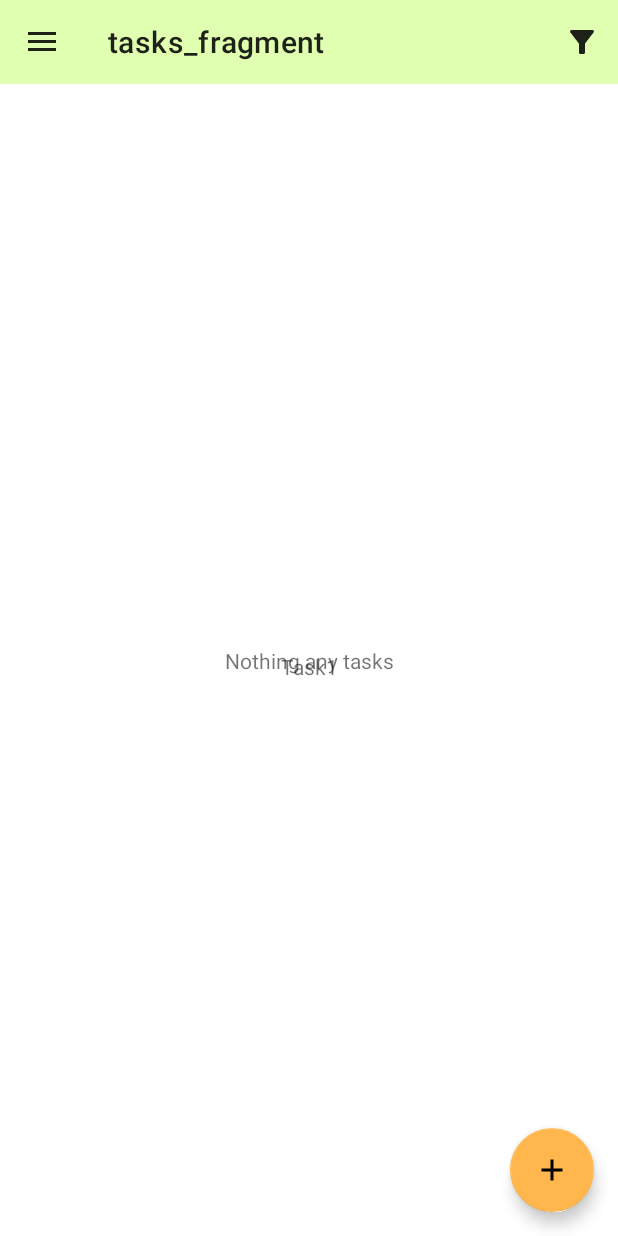
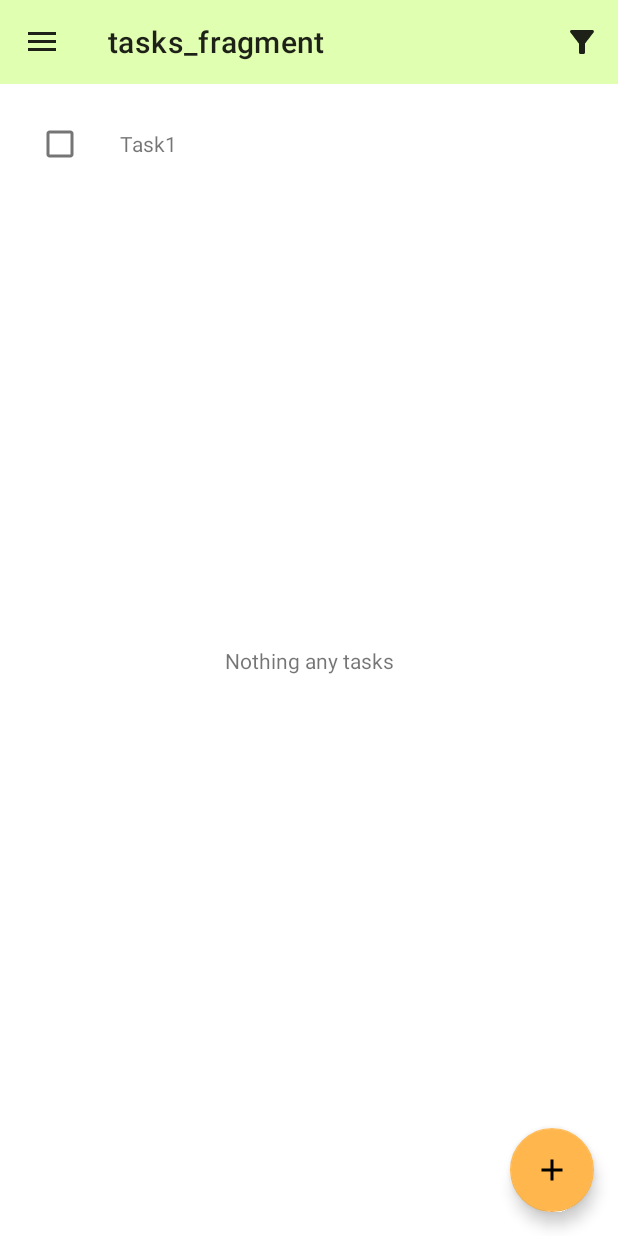
Before and after one commit to Rio-Sh/SimpleToDo, an Android app: the screen it shows after launch (MainActivity), on a phone screen of 412 x 824 dp. Run offline under Robolectric (Android 15) with nearby library versions, the phone set to English and light mode, and no system bars; our stand-ins replace Dagger/Hilt's generated code, Room's generated code, data binding, navigation-ui; 4 statements that could not run were skipped.

Commit message:
Add CheckBox feature #3

```diff
--- a/app/src/main/java/com/example/studymytaskapp/tasks/TasksFragment.kt
+++ b/app/src/main/java/com/example/studymytaskapp/tasks/TasksFragment.kt
@@ -70,7 +70,7 @@ class TasksFragment : Fragment() {
     }
 
     private fun setupListAdapter() {
-        val adapter = TasksListAdapter(TaskListClickListener { taskId ->
+        val adapter = TasksListAdapter(viewModel, TaskListClickListener { taskId ->
             val action = TasksFragmentDirections.actionTasksFragmentToTaskDetailFragment(taskId.toString())
             findNavController().navigate(action)
         })
--- a/app/src/main/java/com/example/studymytaskapp/tasks/TasksListAdapter.kt
+++ b/app/src/main/java/com/example/studymytaskapp/tasks/TasksListAdapter.kt
@@ -2,20 +2,20 @@ package com.example.studymytaskapp.tasks
 
 import android.view.LayoutInflater
 import android.view.ViewGroup
-import androidx.lifecycle.ViewModel
 import androidx.recyclerview.widget.DiffUtil
 import androidx.recyclerview.widget.ListAdapter
 import androidx.recyclerview.widget.RecyclerView
 import com.example.studymytaskapp.data.Task
 import com.example.studymytaskapp.databinding.TasksListItemBinding
 
-class TasksListAdapter(val clickListener: TaskListClickListener) :
+class TasksListAdapter(private val viewModel: TasksViewModel, val clickListener: TaskListClickListener) :
     ListAdapter<Task, TasksListAdapter.ViewHolder>(TaskDiffCallback()){
 
     class ViewHolder(private var binding: TasksListItemBinding) :
         RecyclerView.ViewHolder(binding.root) {
-        fun bind(listener: TaskListClickListener, task: Task) {
+        fun bind( viewModel: TasksViewModel, listener: TaskListClickListener, task: Task) {
             binding.task = task
+            binding.viewModel = viewModel
             binding.taskTitle.text = task.title
             binding.clickListener = listener
             binding.executePendingBindings()
@@ -35,7 +35,7 @@ class TasksListAdapter(val clickListener: TaskListClickListener) :
     }
 
     override fun onBindViewHolder(holder: ViewHolder, position: Int) {
-        holder.bind(clickListener, getItem(position))
+        holder.bind(viewModel, clickListener, getItem(position))
     }
 }
 
--- a/app/src/main/java/com/example/studymytaskapp/tasks/TasksViewModel.kt
+++ b/app/src/main/java/com/example/studymytaskapp/tasks/TasksViewModel.kt
@@ -6,7 +6,7 @@ import com.example.studymytaskapp.data.Task
 import dagger.hilt.android.lifecycle.HiltViewModel
 import javax.inject.Inject
 import com.example.studymytaskapp.data.Result
-import java.io.File
+import kotlinx.coroutines.launch
 
 @HiltViewModel
 class TasksViewModel @Inject constructor(
@@ -14,19 +14,27 @@ class TasksViewModel @Inject constructor(
 ): ViewModel() {
 
     private val _filterType =  MutableLiveData(FilterType.ACTIVE_TASK)
-    val filterType: LiveData<FilterType> = _filterType
 
     private val _taskItems = _filterType.switchMap {
         repository.observeTasks().map { checkLoadResult(it) }
     }
     val taskItems: LiveData<List<Task>> = _taskItems
 
-    //init {
-    //    _filterType.value = FilterType.ACTIVE_TASK
-    //}
-
     fun setFilterType(type: FilterType) {
         _filterType.value = type
+    }
+
+    /**
+     * Called on task_list_item checkbox
+     */
+    fun completeTask(task: Task) {
+        viewModelScope.launch {
+            if(task.isCompleted){
+                repository.activateTask(task)
+            } else {
+                repository.completeTask(task)
+            }
+        }
     }
 
     private fun checkLoadResult(taskListResult: Result<List<Task>>): List<Task> {
--- a/app/src/main/res/layout/tasks_fragment.xml
+++ b/app/src/main/res/layout/tasks_fragment.xml
@@ -19,7 +19,7 @@
         <androidx.recyclerview.widget.RecyclerView
             android:id="@+id/tasks_list"
             android:layout_width="match_parent"
-            android:layout_height="wrap_content"
+            android:layout_height="match_parent"
             android:layout_margin="16dp"
             android:layout_marginStart="32dp"
             app:items="@{viewModel.taskItems}"
@@ -27,7 +27,7 @@
             app:layout_constraintBottom_toBottomOf="parent"
             app:layout_constraintStart_toStartOf="parent"
             app:layout_constraintTop_toTopOf="parent"
-            app:layout_constraintVertical_bias="0.498"
+            app:layout_constraintVertical_bias="0.0"
             tools:listitem="@layout/tasks_list_item" />
 
         <TextView
--- a/app/src/main/res/layout/tasks_list_item.xml
+++ b/app/src/main/res/layout/tasks_list_item.xml
@@ -13,11 +13,26 @@
         <variable
             name="clickListener"
             type="com.example.studymytaskapp.tasks.TaskListClickListener" />
+
+        <variable
+            name="viewModel"
+            type="com.example.studymytaskapp.tasks.TasksViewModel" />
     </data>
+
     <androidx.constraintlayout.widget.ConstraintLayout
         android:layout_width="match_parent"
         android:layout_height="wrap_content"
         android:onClick="@{() -> clickListener.onClick(task)}">
+
+        <CheckBox
+            android:id="@+id/checkBox"
+            android:layout_width="wrap_content"
+            android:layout_height="wrap_content"
+            android:onClick="@{() -> viewModel.completeTask(task)}"
+            android:checked="@{task.completed}"
+            app:layout_constraintBottom_toBottomOf="parent"
+            app:layout_constraintStart_toStartOf="parent"
+            app:layout_constraintTop_toTopOf="parent" />
 
 
         <TextView
@@ -25,9 +40,11 @@
             android:layout_width="wrap_content"
             android:layout_height="24dp"
             android:layout_margin="16dp"
+            app:layout_constraintBaseline_toBaselineOf="@+id/checkBox"
             app:layout_constraintEnd_toEndOf="parent"
-            app:layout_constraintStart_toStartOf="parent"
-            app:layout_constraintTop_toTopOf="parent"
-            tools:text="Title is here"/>
+            app:layout_constraintHorizontal_bias="0.0"
+            app:layout_constraintStart_toEndOf="@+id/checkBox"
+            tools:text="Title is here" />
+
     </androidx.constraintlayout.widget.ConstraintLayout>
 </layout>
```
